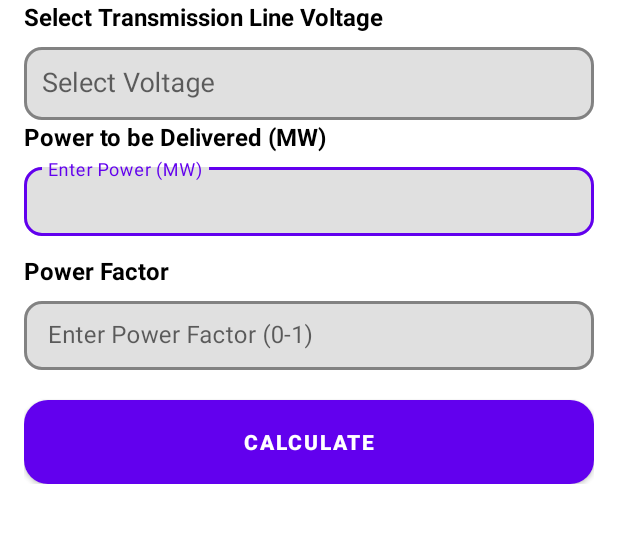
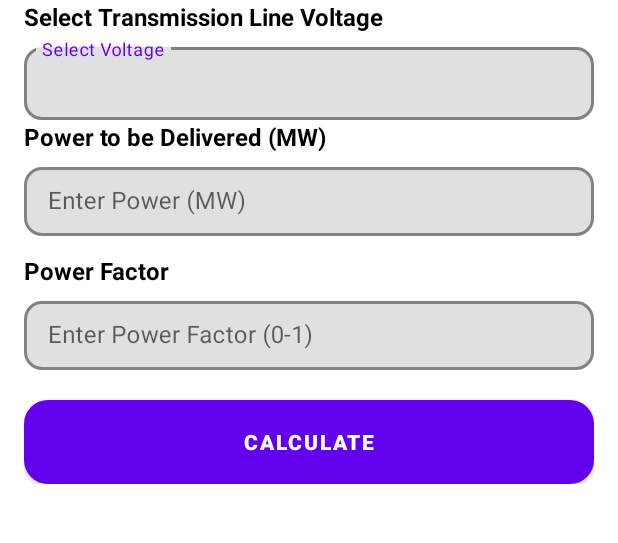
Before and after one commit to Dev-MeharPK/Transmission_Line_Analysis, an Android app: the screen it shows after launch (MainActivity), after a tap on "CALCULATE", on a phone screen of 412 x 824 dp, the part 182-725 px from its top. Run offline under Robolectric (Android 15) with nearby library versions, the phone set to English and light mode, and no system bars.

```diff
--- a/app/src/main/java/com/devmeharpk/transmissionlineanalysis/MainActivity.java
+++ b/app/src/main/java/com/devmeharpk/transmissionlineanalysis/MainActivity.java
@@ -38,60 +38,42 @@ public class MainActivity extends AppCompatActivity {
         voltageSpinner.setAdapter(adapter);
 
         // Ensure dropdown opens on click
-        voltageSpinner.setOnClickListener(v -> voltageSpinner.showDropDown());
-
-        // Change border color when selecting voltage
-        voltageSpinner.setOnFocusChangeListener((v, hasFocus) -> {
-            if (hasFocus) {
-                setPurpleBorder(voltageLayout);
-            }
+        voltageSpinner.setOnClickListener(v -> {
+            voltageSpinner.requestFocus();
+            voltageSpinner.showDropDown();
         });
 
-        voltageSpinner.setOnItemClickListener((parent, view, position, id) -> {
-            setPurpleBorder(voltageLayout);
-        });
-
-        // Apply border change for power & power factor inputs
-        setFocusChangeListener(powerInput, powerLayout);
-        setFocusChangeListener(powerFactorInput, powerFactorLayout);
+        // Show Toast when voltage is selected
+        voltageSpinner.setOnItemClickListener((parent, view, position, id) ->
+                Toast.makeText(this, "Voltage: " + voltageOptions[position], Toast.LENGTH_SHORT).show()
+        );
 
         // Handle calculate button click
         calculateButton.setOnClickListener(v -> {
-            String selectedVoltage = voltageSpinner.getText().toString();
-            String power = powerInput.getText().toString();
-            String powerFactor = powerFactorInput.getText().toString();
+            String voltage = voltageSpinner.getText().toString().trim();
+            String power = powerInput.getText().toString().trim();
+            String powerFactor = powerFactorInput.getText().toString().trim();
 
-            if (selectedVoltage.isEmpty() || power.isEmpty() || powerFactor.isEmpty()) {
-                Toast.makeText(MainActivity.this, "Please fill all fields!", Toast.LENGTH_SHORT).show();
-            } else {
-                try {
-                    double powerValue = Double.parseDouble(power);
-                    double powerFactorValue = Double.parseDouble(powerFactor);
+            if (voltage.isEmpty()) {
+                Toast.makeText(this, "Select voltage!", Toast.LENGTH_SHORT).show();
+                return;
+            }
+            if (power.isEmpty() || powerFactor.isEmpty()) {
+                Toast.makeText(this, "Fill all fields!", Toast.LENGTH_SHORT).show();
+                return;
+            }
 
-                    // Validate Power Factor is between 0 and 1
-                    if (powerFactorValue < 0 || powerFactorValue > 1) {
-                        Toast.makeText(MainActivity.this, "Power Factor should be between 0 and 1", Toast.LENGTH_SHORT).show();
-                    } else {
-                        Toast.makeText(MainActivity.this, "Calculation Started!", Toast.LENGTH_SHORT).show();
-                    }
-                } catch (NumberFormatException e) {
-                    Toast.makeText(MainActivity.this, "Please enter valid numbers", Toast.LENGTH_SHORT).show();
+            try {
+                double powerValue = Double.parseDouble(power);
+                double pfValue = Double.parseDouble(powerFactor);
+
+                if (pfValue < 0 || pfValue > 1) {
+                    Toast.makeText(this, "Power Factor: 0 - 1", Toast.LENGTH_SHORT).show();
+                } else {
+                    Toast.makeText(this, voltage + " | " + powerValue + "MW | PF: " + pfValue, Toast.LENGTH_LONG).show();
                 }
-            }
-        });
-    }
-
-    // Set purple border and hint
-    private void setPurpleBorder(TextInputLayout layout) {
-        layout.setBoxStrokeColor(Color.parseColor("#6200EE")); // Purple Border
-        layout.setHintTextColor(ColorStateList.valueOf(Color.parseColor("#6200EE"))); // Purple Hint
-    }
-
-    // Handle focus change for EditText fields
-    private void setFocusChangeListener(TextInputEditText editText, TextInputLayout layout) {
-        editText.setOnFocusChangeListener((v, hasFocus) -> {
-            if (hasFocus) {
-                setPurpleBorder(layout);
+            } catch (NumberFormatException e) {
+                Toast.makeText(this, "Enter valid numbers!", Toast.LENGTH_SHORT).show();
             }
         });
     }
--- a/app/src/main/res/layout/activity_main.xml
+++ b/app/src/main/res/layout/activity_main.xml
@@ -34,6 +34,7 @@
             android:textColor="@color/black"
             android:layout_marginBottom="4dp" />
 
+        <!-- Voltage Selection with TextInputLayout -->
         <com.google.android.material.textfield.TextInputLayout
             android:id="@+id/voltageLayout"
             android:layout_width="match_parent"
@@ -52,9 +53,6 @@
                 android:layout_width="match_parent"
                 android:layout_height="match_parent"
                 android:inputType="none"
-                android:focusable="false"
-                android:clickable="true"
-                android:focusableInTouchMode="false"
                 android:padding="12dp"
                 android:textColor="@color/black" />
         </com.google.android.material.textfield.TextInputLayout>
@@ -86,9 +84,9 @@
                 android:layout_width="match_parent"
                 android:layout_height="match_parent"
                 android:hint="Enter Power (MW)"
+                android:inputType="numberDecimal"
                 android:padding="12dp"
-                android:textColor="@color/black"
-                android:inputType="numberDecimal" /> <!-- Allow only numeric input with decimal -->
+                android:textColor="@color/black" />
         </com.google.android.material.textfield.TextInputLayout>
 
         <!-- Power Factor -->
@@ -119,9 +117,11 @@
                 android:layout_width="match_parent"
                 android:layout_height="match_parent"
                 android:hint="Enter Power Factor (0-1)"
+                android:inputType="numberDecimal"
+                android:maxLines="1"
+                android:digits="0,1,2,3,4,5,6,7,8,9,."
                 android:padding="12dp"
-                android:textColor="@color/black"
-                android:inputType="numberDecimal" /> <!-- Allow only numeric input with decimal -->
+                android:textColor="@color/black" />
         </com.google.android.material.textfield.TextInputLayout>
 
         <!-- Calculate Button -->
@@ -132,10 +132,9 @@
             android:text="CALCULATE"
             android:textColor="@color/white"
             android:textStyle="bold"
-            android:backgroundTint="@color/purple_700"
+            android:background="@drawable/rounded_button"
             android:layout_marginTop="20dp"
-            android:padding="12dp"
-            android:background="@drawable/rounded_button" />
+            android:padding="12dp" />
 
     </LinearLayout>
 </ScrollView>
```
